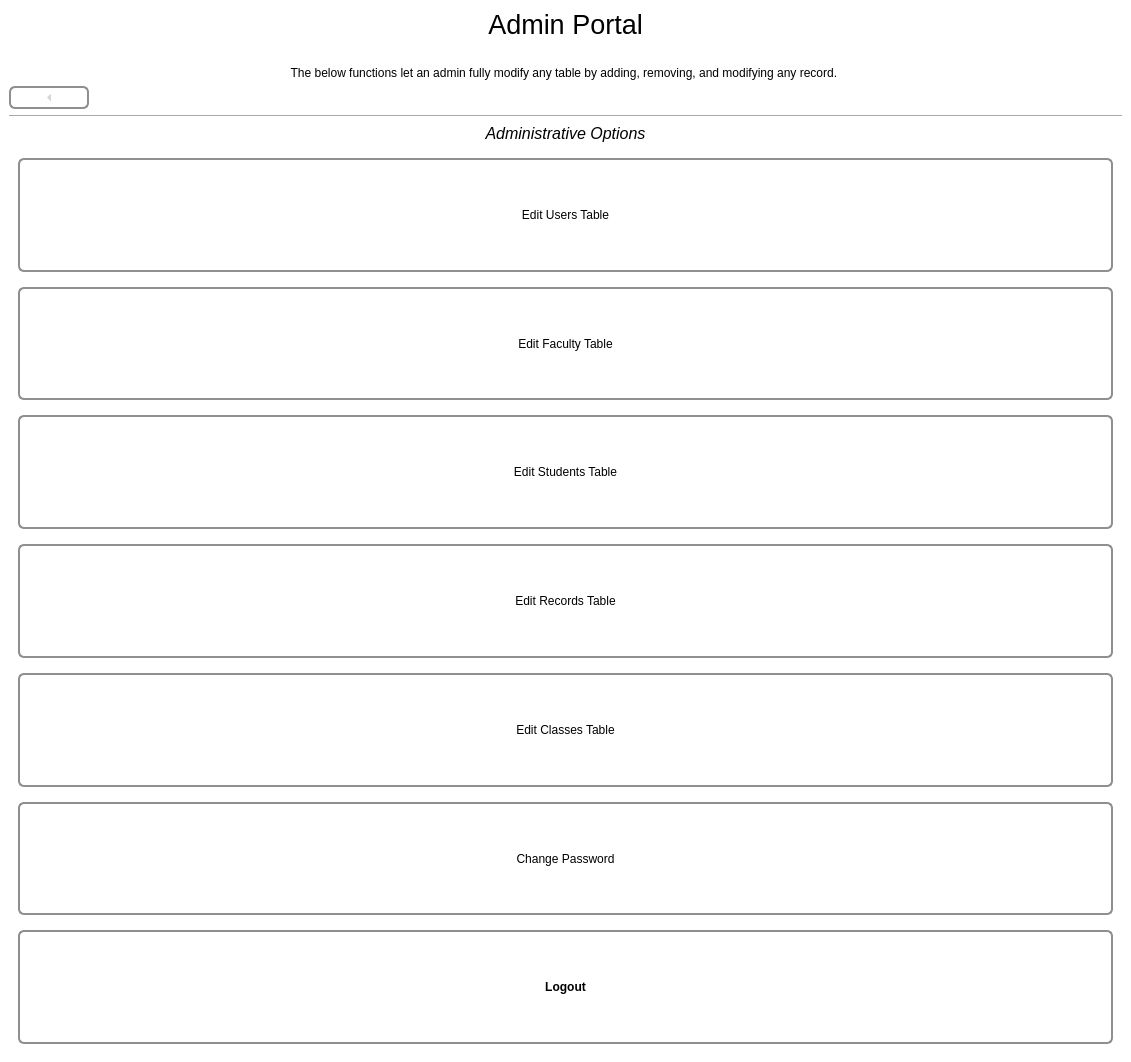
alixabahena/SIMS, file Form Files/adminView.ui: the form before one commit.
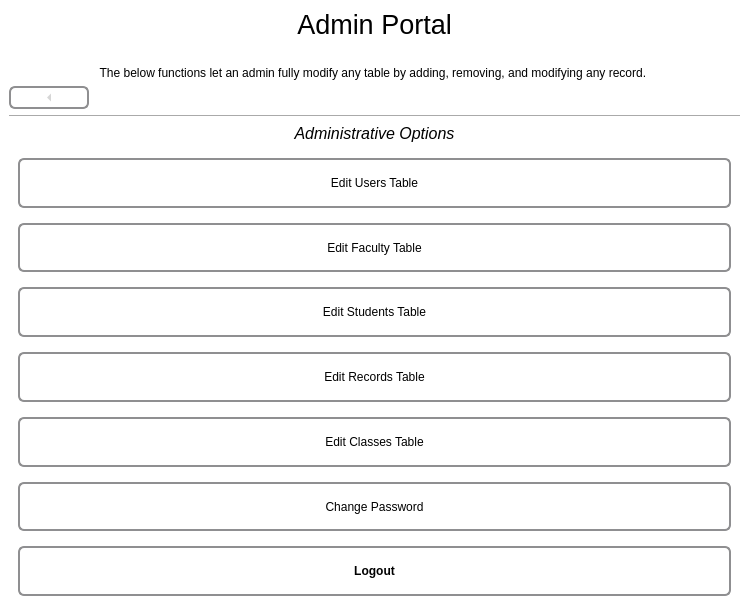
The form after the commit. The open tabs and pages were chosen to show the change. Icons and pictures are not drawn.

The edit to the form file:
```diff
--- a/Form Files/adminView.ui
+++ b/Form Files/adminView.ui
@@ -6,8 +6,8 @@
    <rect>
     <x>0</x>
     <y>0</y>
-    <width>1131</width>
-    <height>1062</height>
+    <width>749</width>
+    <height>614</height>
    </rect>
   </property>
   <property name="windowTitle">
```
Left out of the diff: 2 changed lines with no effect on the pictures.
